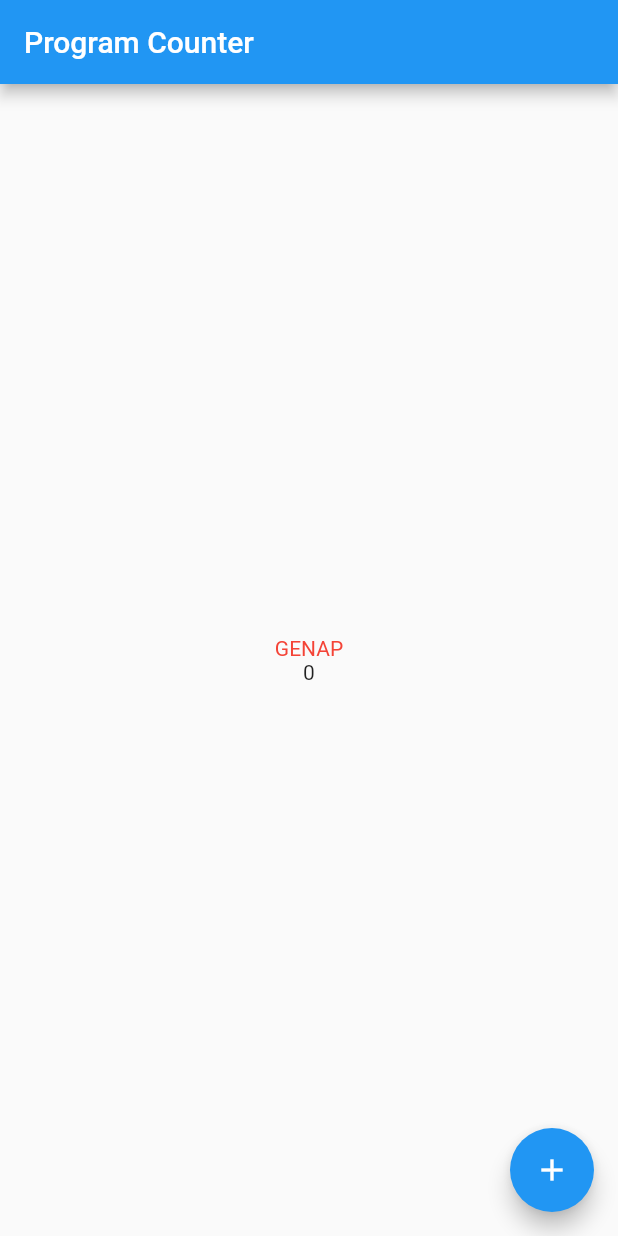
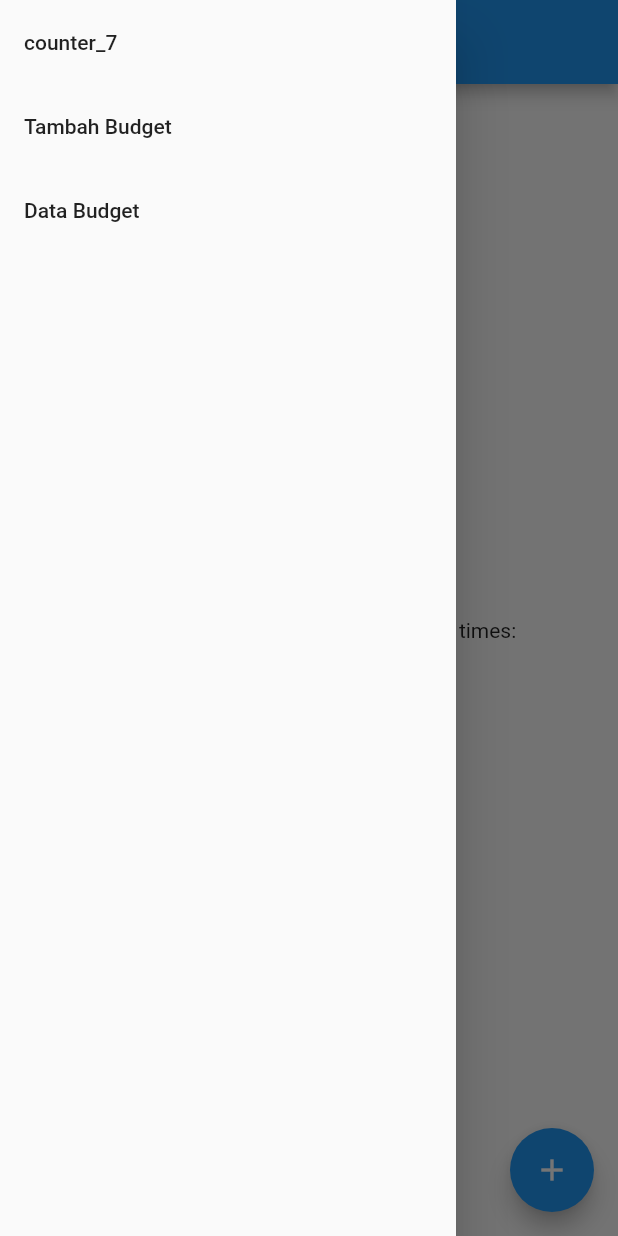
Before and after one commit to rafimadani/pbp-flutter-lab, a Flutter app: the screen it shows after launch, with the side drawer open (before the commit the screen has no drawer), on a phone screen of 412 x 824 dp. Run offline on Flutter 3.47's test engine with Material 2 defaults, Android fonts, the phone set to English and light mode, and no system bars.

Commit message:
tugas 8 bismillah

```diff
--- /dev/null
+++ b/lib/budget.dart
@@ -0,0 +1,7 @@
+class Budget {
+  String judul;
+  int nominal;
+  String jenis;
+  String date;
+  Budget(this.judul, this.nominal, this.jenis, this.date);
+}
--- /dev/null
+++ b/lib/drawer.dart
@@ -0,0 +1,51 @@
+import 'package:flutter/material.dart';
+import 'form.dart';
+import 'data.dart';
+import 'package:counter_7/main.dart';
+
+class MyDrawer extends StatefulWidget {
+  var theBudget;
+  MyDrawer({super.key, this.theBudget});
+
+  @override
+  State<MyDrawer> createState() => _MyDrawerState();
+}
+
+class _MyDrawerState extends State<MyDrawer> {
+  @override
+  Widget build(BuildContext context) {
+    return Drawer(
+      child: Column(
+        children: [
+          ListTile(
+            title: const Text("counter_7"),
+            onTap: () {
+              Navigator.push(context,
+                  MaterialPageRoute(builder: (context) => const MyApp()));
+            },
+          ),
+          ListTile(
+            title: const Text("Tambah Budget"),
+            onTap: () {
+              Navigator.pushReplacement(
+                context,
+                MaterialPageRoute(builder: (context) => const MyFormPage()),
+              );
+            },
+          ),
+          ListTile(
+            title: const Text("Data Budget"),
+            onTap: () {
+              Navigator.pushReplacement(
+                  context,
+                  MaterialPageRoute(
+                      builder: (context) => MyDataPage(
+                        myBudget: widget.theBudget,
+                      )));
+            },
+          ),
+        ],
+      ),
+    );
+  }
+}
--- a/lib/main.dart
+++ b/lib/main.dart
@@ -1,4 +1,7 @@
+
 import 'package:flutter/material.dart';
+
+import 'drawer.dart';
 
 void main() {
   runApp(const MyApp());
@@ -7,41 +10,22 @@ void main() {
 class MyApp extends StatelessWidget {
   const MyApp({super.key});
 
-  // This widget is the root of your application.
   @override
   Widget build(BuildContext context) {
     return MaterialApp(
       title: 'Flutter Demo',
       theme: ThemeData(
-        // This is the theme of your application.
-        //
-        // Try running your application with "flutter run". You'll see the
-        // application has a blue toolbar. Then, without quitting the app, try
-        // changing the primarySwatch below to Colors.green and then invoke
-        // "hot reload" (press "r" in the console where you ran "flutter run",
-        // or simply save your changes to "hot reload" in a Flutter IDE).
-        // Notice that the counter didn't reset back to zero; the application
-        // is not restarted.
         primarySwatch: Colors.blue,
       ),
-      home: const MyHomePage(title: 'Program Counter'),
+      home: const MyHomePage(),
     );
   }
 }
 
 class MyHomePage extends StatefulWidget {
-  const MyHomePage({super.key, required this.title});
+  const MyHomePage({super.key});
 
-  // This widget is the home page of your application. It is stateful, meaning
-  // that it has a State object (defined below) that contains fields that affect
-  // how it looks.
-
-  // This class is the configuration for the state. It holds the values (in this
-  // case the title) provided by the parent (in this case the App widget) and
-  // used by the build method of the State. Fields in a Widget subclass are
-  // always marked "final".
-
-  final String title;
+  final String title = 'Flutter Demo Home Page';
 
   @override
   State<MyHomePage> createState() => _MyHomePageState();
@@ -49,107 +33,39 @@ class MyHomePage extends StatefulWidget {
 
 class _MyHomePageState extends State<MyHomePage> {
   int _counter = 0;
-  String kata = "GENAP";
-  String _genap = "GENAP";
-  String _ganjil = "GANJIL";
 
   void _incrementCounter() {
     setState(() {
-      // This call to setState tells the Flutter framework that something has
-      // changed in this State, which causes it to rerun the build method below
-      // so that the display can reflect the updated values. If we changed
-      // _counter without calling setState(), then the build method would not be
-      // called again, and so nothing would appear to happen.
       _counter++;
-      if (_counter%2==0){
-         kata = _genap;
-      }
-      else{
-        kata = _ganjil;
-      }
-    });
-  }
-
-  void _decrementCounter() {
-    setState(() {
-      // This call to setState tells the Flutter framework that something has
-      // changed in this State, which causes it to rerun the build method below
-      // so that the displ8ay can reflect the updated values. If we changed
-      // _counter without calling setState(), then the build method would not be
-      // called again, and so nothing would appear to happen.
-      _counter--;
-      if (_counter%2==0){
-         kata = _genap;
-      }
-      else{
-        kata = _ganjil;
-      }
     });
   }
 
   @override
   Widget build(BuildContext context) {
-    // This method is rerun every time setState is called, for instance as done
-    // by the _incrementCounter method above.
-    //
-    // The Flutter framework has been optimized to make rerunning build methods
-    // fast, so that you can just rebuild anything that needs updating rather
-    // than having to individually change instances of widgets.
     return Scaffold(
       appBar: AppBar(
-        // Here we take the value from the MyHomePage object that was created by
-        // the App.build method, and use it to set our appbar title.
         title: Text(widget.title),
       ),
+      drawer: MyDrawer(),
       body: Center(
-        // Center is a layout widget. It takes a single child and positions it
-        // in the middle of the parent.
         child: Column(
-          // Column is also a layout widget. It takes a list of children and
-          // arranges them vertically. By default, it sizes itself to fit its
-          // children horizontally, and tries to be as tall as its parent.
-          //
-          // Invoke "debug painting" (press "p" in the console, choose the
-          // "Toggle Debug Paint" action from the Flutter Inspector in Android
-          // Studio, or the "Toggle Debug Paint" command in Visual Studio Code)
-          // to see the wireframe for each widget.
-          //
-          // Column has various properties to control how it sizes itself and
-          // how it positions its children. Here we use mainAxisAlignment to
-          // center the children vertically; the main axis here is the vertical
-          // axis because Columns are vertical (the cross axis would be
-          // horizontal).
           mainAxisAlignment: MainAxisAlignment.center,
           children: <Widget>[
-            Text(
-              kata,
-              style: TextStyle(
-                color: (kata==_ganjil
-                ?Colors.blue //true
-                :Colors.red), //false
-                ),
+            const Text(
+              'You have clicked the button this many times:',
             ),
             Text(
               '$_counter',
-
+              style: Theme.of(context).textTheme.headline4,
             ),
           ],
         ),
       ),
-
-      floatingActionButton: Padding(
-        padding: const EdgeInsets.only(left: 50.0),
-        child: Row(
-          children: <Widget>[
-            if (_counter!=0)
-              FloatingActionButton(onPressed: _decrementCounter,child : const Icon(Icons.remove)),
-            const Spacer(),
-            FloatingActionButton(onPressed: _incrementCounter,child : const Icon(Icons.add)),
-
-          ],
-        ),
-      )
-
+      floatingActionButton: FloatingActionButton(
+        onPressed: _incrementCounter,
+        tooltip: 'Increment',
+        child: const Icon(Icons.add),
+      ),
     );
   }
 }
```
Also changed, not shown: lib/data.dart (added, +60 -0 lines), lib/form.dart (added, +210 -0 lines).
